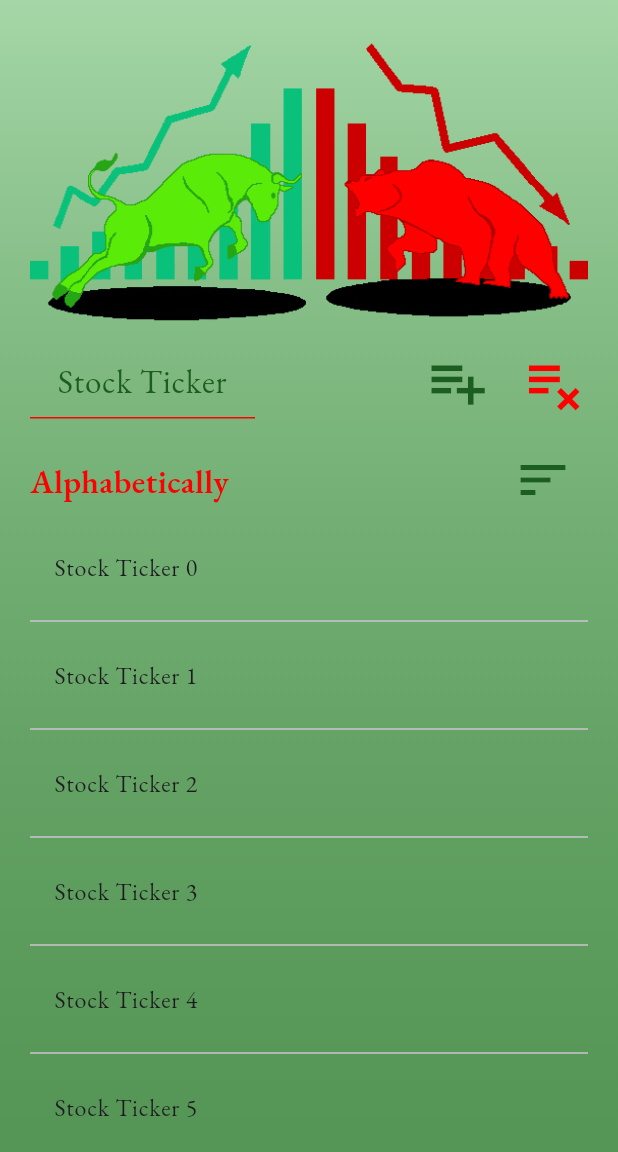
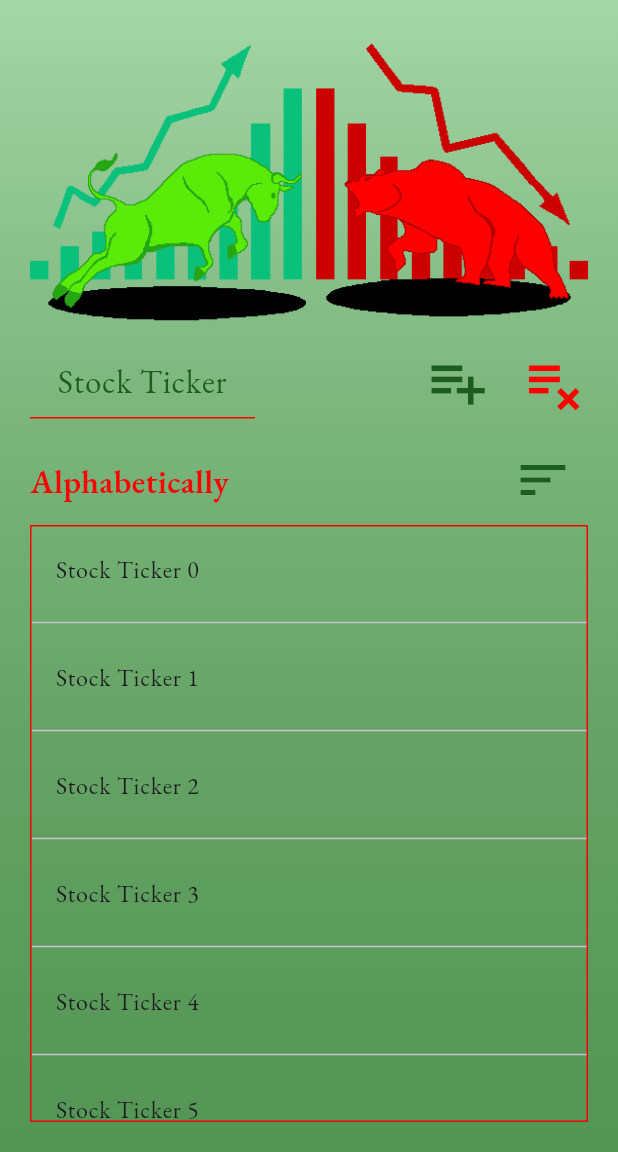
Before and after one commit to JoshMJohnson/Stock_Alert, a Flutter app: the screen it shows after launch, on a phone screen of 412 x 824 dp, the part 84-1236 px from its top. Run offline on Flutter 3.47's test engine with Material 3 defaults, Android fonts, the phone set to English and light mode, and no system bars.

Commit message:
border around stocks on watchlist

```diff
--- a/lib/pages/home.dart
+++ b/lib/pages/home.dart
@@ -83,6 +83,9 @@ Container homeBody() {
                 child: SortInputFields(),
               ),
               Expanded(
+                  child: Container(
+                      decoration: BoxDecoration(
+                          border: Border.all(color: const Color(0xFFFF0000))),
                       child: ListView.separated(
                         itemCount: 20,
                         itemBuilder: (context, index) {
@@ -91,7 +94,7 @@ Container homeBody() {
                         separatorBuilder: (context, index) {
                           return const Divider();
                         },
-              ))
+                      )))
             ],
           )));
 }
```
Lines whose indentation alone changed are shown as unchanged.
